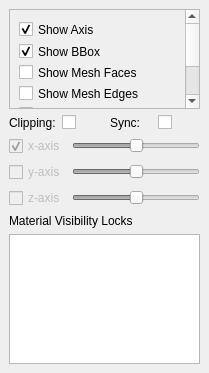
The window that src/gui/Application/ViewWidgets/MeshViewOptionsWidget.ui (SCIInstitute/Cleaver) describes before a commit, drawn with Qt 5.
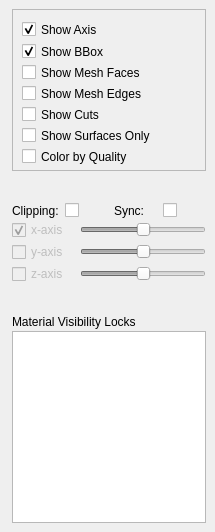
The same window after the commit.

Commit message:
Fixed UI size issues. Refactored cleaving widget.
This change fixed a couple issues with default sizes that
created too small widgets by default. It also refactored
the cleaving widget to better reflect the data model and
intended usage. There should be no global state for the
app. Each module, widget, and window should operate on
a specific volume, mesh etc. These data objects can be
referenced through the Data Manager.

What changed in the file:
```diff
--- a/src/gui/Application/ViewWidgets/MeshViewOptionsWidget.ui
+++ b/src/gui/Application/ViewWidgets/MeshViewOptionsWidget.ui
@@ -6,8 +6,8 @@
    <rect>
     <x>0</x>
     <y>0</y>
-    <width>205</width>
-    <height>373</height>
+    <width>215</width>
+    <height>532</height>
    </rect>
   </property>
   <property name="sizePolicy">
@@ -18,8 +18,8 @@
   </property>
   <property name="minimumSize">
    <size>
-    <width>205</width>
-    <height>373</height>
+    <width>215</width>
+    <height>430</height>
    </size>
   </property>
   <property name="maximumSize">
@@ -33,6 +33,12 @@
   </property>
   <widget class="QWidget" name="dockWidgetContents">
    <layout class="QVBoxLayout" name="verticalLayout_2">
+    <property name="spacing">
+     <number>2</number>
+    </property>
+    <property name="leftMargin">
+     <number>12</number>
+    </property>
     <item>
      <widget class="QScrollArea" name="scrollArea">
       <property name="minimumSize">
@@ -285,10 +291,36 @@
      </widget>
     </item>
     <item>
-     <layout class="QHBoxLayout" name="horizontalLayout">
+     <spacer name="verticalSpacer">
+      <property name="orientation">
+       <enum>Qt::Vertical</enum>
+      </property>
+      <property name="sizeHint" stdset="0">
+       <size>
+        <width>5</width>
+        <height>10</height>
+       </size>
+      </property>
+     </spacer>
+    </item>
+    <item>
+     <widget class="QWidget" name="clippingSettingsWidget" native="true">
+      <layout class="QHBoxLayout" name="horizontalLayout_5">
+       <property name="spacing">
+        <number>-1</number>
+       </property>
+       <property name="leftMargin">
+        <number>0</number>
+       </property>
       <property name="topMargin">
        <number>0</number>
       </property>
+       <property name="rightMargin">
+        <number>0</number>
+       </property>
+       <property name="bottomMargin">
+        <number>0</number>
+       </property>
       <item>
        <widget class="QLabel" name="label2">
         <property name="text">
@@ -318,12 +350,28 @@
        </widget>
       </item>
      </layout>
+      <zorder>label2</zorder>
+      <zorder>label2</zorder>
+      <zorder>clippingCheckbox</zorder>
+      <zorder>label2_2</zorder>
+      <zorder>syncClippingCheckbox</zorder>
+     </widget>
     </item>
     <item>
-     <layout class="QHBoxLayout" name="horizontalLayout_2">
+     <widget class="QWidget" name="xAxisWidget" native="true">
+      <layout class="QHBoxLayout" name="horizontalLayout_6">
+       <property name="leftMargin">
+        <number>0</number>
+       </property>
       <property name="topMargin">
        <number>0</number>
       </property>
+       <property name="rightMargin">
+        <number>0</number>
+       </property>
+       <property name="bottomMargin">
+        <number>0</number>
+       </property>
       <item>
        <widget class="QCheckBox" name="xCheckbox">
         <property name="enabled">
@@ -340,6 +388,22 @@
         </attribute>
        </widget>
       </item>
+       <item>
+        <spacer name="xHorizontalSpacer">
+         <property name="orientation">
+          <enum>Qt::Horizontal</enum>
+         </property>
+         <property name="sizeType">
+          <enum>QSizePolicy::Fixed</enum>
+         </property>
+         <property name="sizeHint" stdset="0">
+          <size>
+           <width>5</width>
+           <height>20</height>
+          </size>
+         </property>
+        </spacer>
+       </item>
       <item>
        <widget class="QSlider" name="xSlider">
         <property name="enabled">
@@ -357,12 +421,23 @@
        </widget>
       </item>
      </layout>
+     </widget>
     </item>
     <item>
-     <layout class="QHBoxLayout" name="horizontalLayout_3">
+     <widget class="QWidget" name="yAxisWidget" native="true">
+      <layout class="QHBoxLayout" name="horizontalLayout_7">
+       <property name="leftMargin">
+        <number>0</number>
+       </property>
       <property name="topMargin">
        <number>0</number>
       </property>
+       <property name="rightMargin">
+        <number>0</number>
+       </property>
+       <property name="bottomMargin">
+        <number>0</number>
+       </property>
       <item>
        <widget class="QCheckBox" name="yCheckbox">
         <property name="enabled">
@@ -376,6 +451,22 @@
         </attribute>
        </widget>
       </item>
+       <item>
+        <spacer name="yHorizontalSpacer">
+         <property name="orientation">
+          <enum>Qt::Horizontal</enum>
+         </property>
+         <property name="sizeType">
+          <enum>QSizePolicy::Fixed</enum>
+         </property>
+         <property name="sizeHint" stdset="0">
+          <size>
+           <width>5</width>
+           <height>20</height>
+          </size>
+         </property>
+        </spacer>
+       </item>
       <item>
        <widget class="QSlider" name="ySlider">
         <property name="enabled">
@@ -393,12 +484,23 @@
        </widget>
       </item>
      </layout>
+     </widget>
     </item>
     <item>
-     <layout class="QHBoxLayout" name="horizontalLayout_4">
+     <widget class="QWidget" name="zAxisWidget" native="true">
+      <layout class="QHBoxLayout" name="horizontalLayout_2">
+       <property name="leftMargin">
+        <number>0</number>
+       </property>
       <property name="topMargin">
        <number>0</number>
       </property>
+       <property name="rightMargin">
+        <number>0</number>
+       </property>
+       <property name="bottomMargin">
+        <number>0</number>
+       </property>
       <item>
        <widget class="QCheckBox" name="zCheckbox">
         <property name="enabled">
@@ -412,6 +514,22 @@
         </attribute>
        </widget>
       </item>
+       <item>
+        <spacer name="zHorizontalSpacer">
+         <property name="orientation">
+          <enum>Qt::Horizontal</enum>
+         </property>
+         <property name="sizeType">
+          <enum>QSizePolicy::Fixed</enum>
+         </property>
+         <property name="sizeHint" stdset="0">
+          <size>
+           <width>5</width>
+           <height>20</height>
+          </size>
+         </property>
+        </spacer>
+       </item>
       <item>
        <widget class="QSlider" name="zSlider">
         <property name="enabled">
@@ -429,6 +547,20 @@
        </widget>
       </item>
      </layout>
+     </widget>
+    </item>
+    <item>
+     <spacer name="verticalSpacer_2">
+      <property name="orientation">
+       <enum>Qt::Vertical</enum>
+      </property>
+      <property name="sizeHint" stdset="0">
+       <size>
+        <width>20</width>
+        <height>5</height>
+       </size>
+      </property>
+     </spacer>
     </item>
     <item>
      <widget class="QLabel" name="label2_3">
```
Lines whose indentation alone changed are shown as unchanged. The commit also changes 6 other files.
